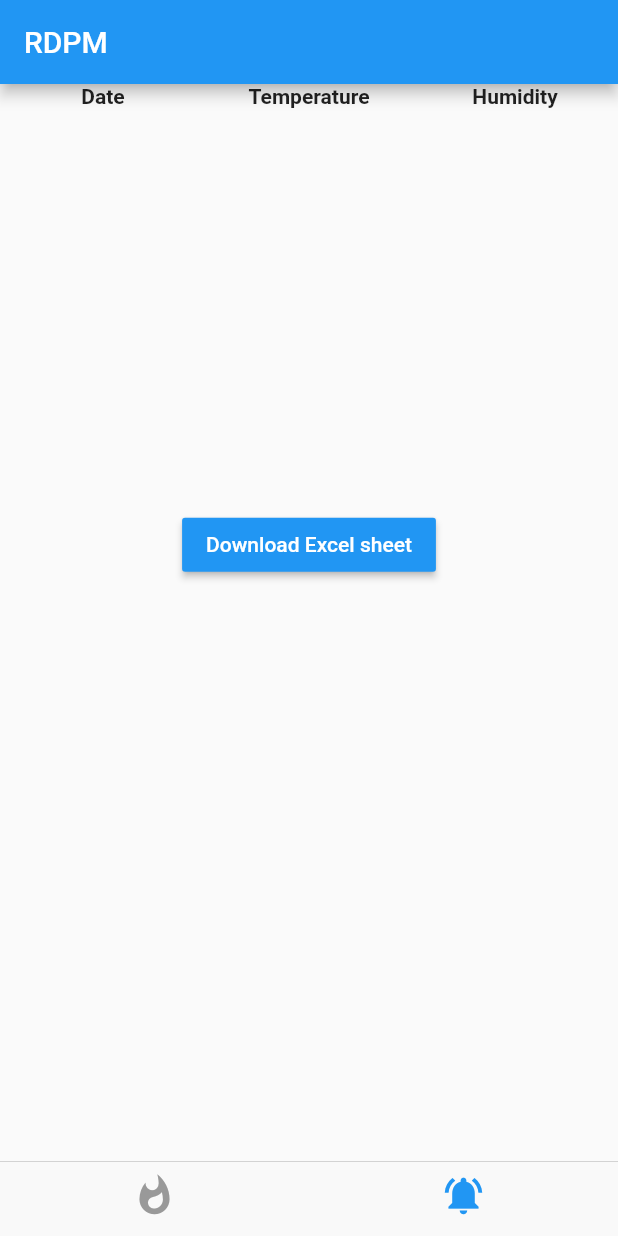
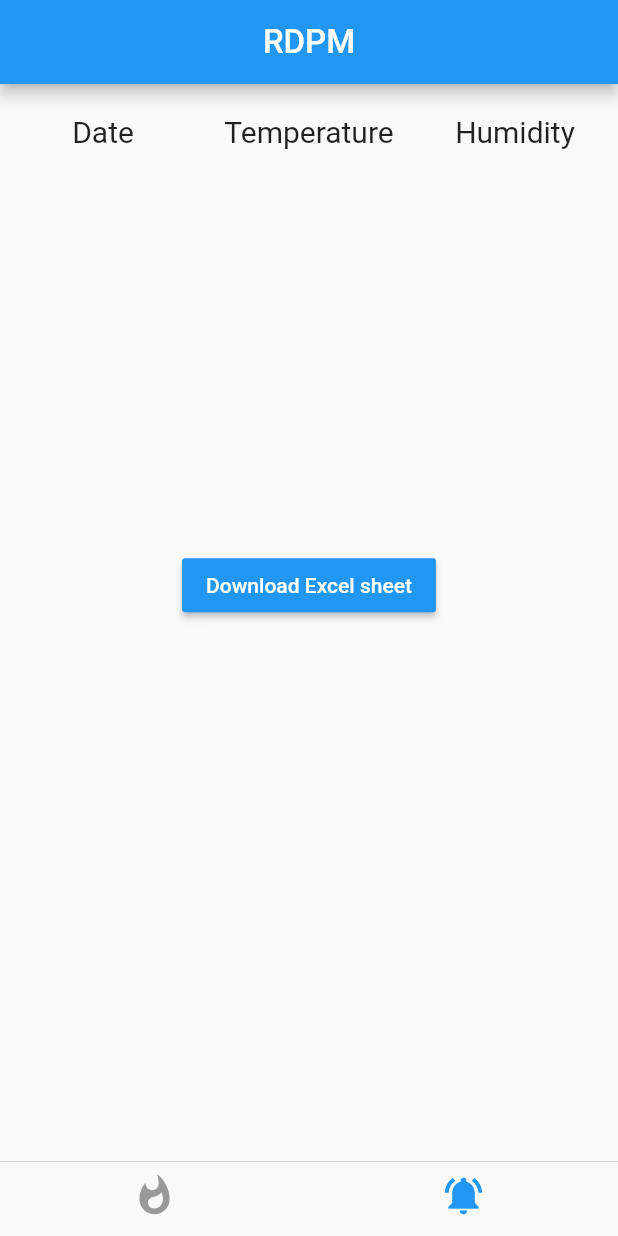
Before and after one commit to gaurangkeluskar22/Remote-data-parameter-monetoring, a Flutter app: the screen it shows after launch, after a tap on the "notifications active" icon, on a phone screen of 412 x 824 dp. Run offline on Flutter 3.47's test engine with Material 2 defaults, Android fonts, the phone set to English and light mode, and no system bars; our stand-ins replace cloud_firestore, permission_handler, syncfusion_flutter_charts; missing offline and left inert: flutter_downloader, syncfusion_flutter_core; accounts and stored records are empty.

Commit message:
added separate files for various commonly used widgets

```diff
--- /dev/null
+++ b/lib/Shared/header.dart
@@ -0,0 +1,17 @@
+import 'package:flutter/material.dart';
+
+header(context,
+    {bool isAppTitle = false, String titleText, removeback = false}) {
+  return AppBar(
+    title: Text(
+      isAppTitle ? 'RDPM' : titleText,
+      style: TextStyle(
+          fontFamily: isAppTitle ? 'Signatra' : '',
+          fontSize: isAppTitle ? 50 : 22,
+          color: Colors.white),
+    ),
+    automaticallyImplyLeading: removeback ? false : true,
+    centerTitle: true,
+    backgroundColor: Theme.of(context).accentColor,
+  );
+}
--- a/lib/screens/Graph.dart
+++ b/lib/screens/Graph.dart
@@ -2,13 +2,8 @@ import 'dart:io';
 
 import 'package:flutter/material.dart';
 import 'package:syncfusion_flutter_charts/charts.dart';
-import 'package:syncfusion_flutter_core/core.dart';
 import 'package:cloud_firestore/cloud_firestore.dart';
-import 'package:intl/intl.dart';
-import 'package:flutter/services.dart';
-import 'package:flutter_downloader/flutter_downloader.dart';
-import 'package:path_provider/path_provider.dart';
-import 'package:permission_handler/permission_handler.dart';
+import 'package:testapp/Shared/header.dart';
 
 import '../Data.dart';
 
@@ -33,9 +28,7 @@ class _GraphPageState extends State<GraphPage> {
   @override
   Widget build(BuildContext context) {
     return Scaffold(
-      appBar: AppBar(
-        title: const Text('RDPM'),
-      ),
+      appBar: header(context, titleText: "Graph"),
       body: _buildBody(context),
     );
   }
--- a/lib/screens/Tablular.dart
+++ b/lib/screens/Tablular.dart
@@ -1,14 +1,12 @@
 import 'dart:io';
 
 import 'package:flutter/material.dart';
-import 'package:syncfusion_flutter_charts/charts.dart';
-import 'package:syncfusion_flutter_core/core.dart';
 import 'package:cloud_firestore/cloud_firestore.dart';
-import 'package:intl/intl.dart';
 import 'package:flutter/services.dart';
 import 'package:flutter_downloader/flutter_downloader.dart';
 import 'package:path_provider/path_provider.dart';
 import 'package:permission_handler/permission_handler.dart';
+import 'package:testapp/Shared/header.dart';
 
 import '../Data.dart';
 
@@ -33,9 +31,7 @@ class TabularPageState extends State<TabularPage> {
   @override
   Widget build(BuildContext context) {
     return Scaffold(
-      appBar: AppBar(
-        title: const Text('RDPM'),
-      ),
+      appBar: header(context, titleText: 'RDPM'),
       body: _buildBody(context),
     );
   }
@@ -65,26 +61,31 @@ class TabularPageState extends State<TabularPage> {
       scrollDirection: Axis.vertical,
       child: Column(
         children: <Widget>[
+          SafeArea(
+            child: Container(
+              height: 20,
+            ),
+          ),
           Row(
             children: <Widget>[
               Expanded(
                   child: Center(
                       child: Text("Date",
                           style: TextStyle(
-                            fontWeight: FontWeight.bold,
+                            fontSize: 20,
                           )))),
               Expanded(
                   child: Center(
                 child: Text("Temperature",
                     style: TextStyle(
-                      fontWeight: FontWeight.bold,
+                      fontSize: 20,
                     )),
               )),
               Expanded(
                   child: Center(
                 child: Text("Humidity",
                     style: TextStyle(
-                      fontWeight: FontWeight.bold,
+                      fontSize: 20,
                     )),
               )),
             ],
```
